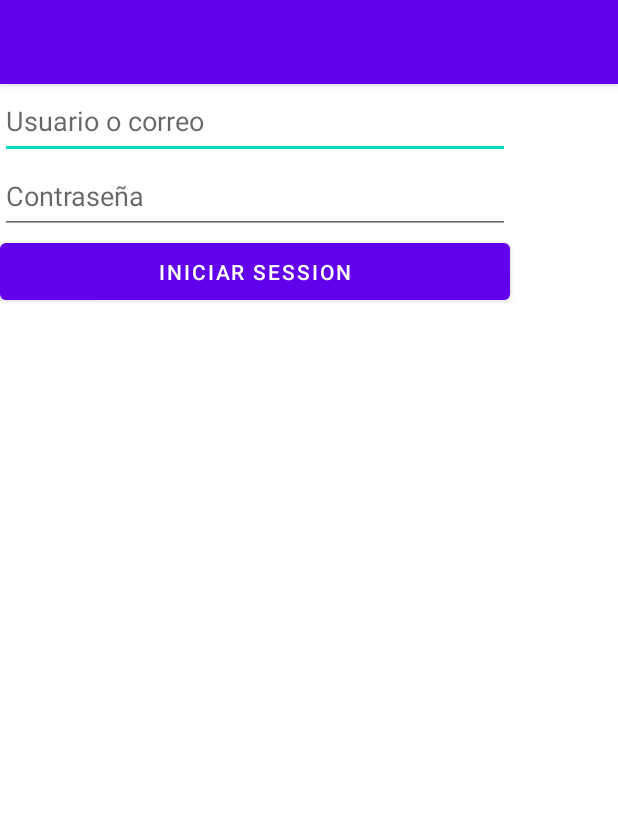
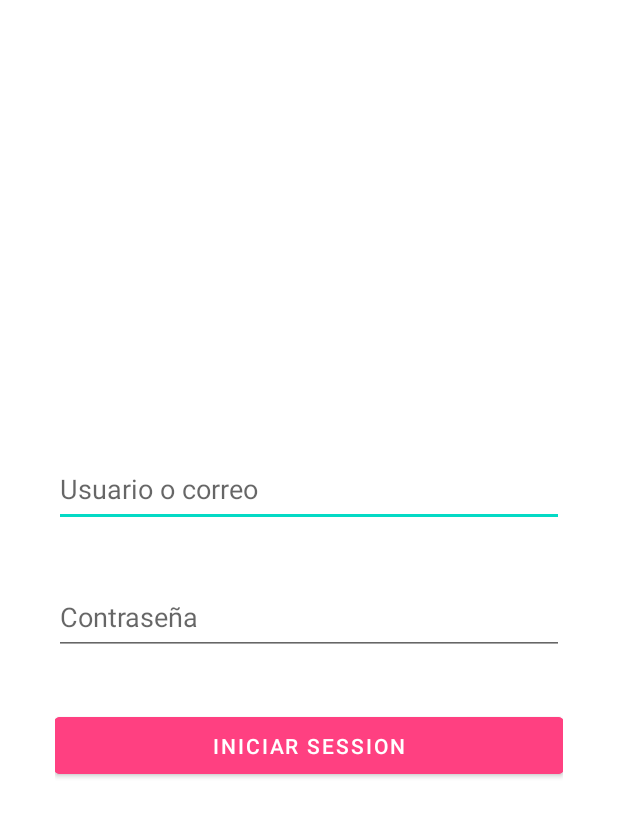
Before and after one commit to REW1420/android-rest, an Android app: the layout activity_login.xml on its own in the app's theme, with its tools: preview values and no code run, on a phone screen of 412 x 824 dp. Shown: the top 817 px of the screen. Run offline under Robolectric (Android 15) with nearby library versions, the phone set to English and light mode, and no system bars.

Commit message:
Segundo Commit, y creo que terminado

```diff
--- a/app/src/main/java/edu/udb/retrofitappcrud/AppConfig.kt
+++ b/app/src/main/java/edu/udb/retrofitappcrud/AppConfig.kt
@@ -3,6 +3,7 @@ package edu.udb.retrofitappcrud
     val baseUrl: String
         get() {
 //            return "http://10.0.2.2/api/"
-            return "http://192.168.1.79/"
+            //return "http://192.168.1.79/"
+            return "http://192.168.0.17/"
         }
  }
--- /dev/null
+++ b/app/src/main/res/color/bottom_nav_color.xml
@@ -0,0 +1,5 @@
+<?xml version="1.0" encoding="utf-8"?>
+<selector xmlns:android="http://schemas.android.com/apk/res/android">
+    <item android:state_checked="false" android:color="@color/black"/>
+    <item android:color="@color/rosadito"/>
+</selector>
--- /dev/null
+++ b/app/src/main/res/color/bottom_nav_color2.xml
@@ -0,0 +1,5 @@
+<?xml version="1.0" encoding="utf-8"?>
+<selector xmlns:android="http://schemas.android.com/apk/res/android">
+    <item android:state_checked="true" android:color="@color/black"/>
+    <item android:color="@color/rosadito"/>
+</selector>
--- /dev/null
+++ b/app/src/main/res/drawable/navigation_bar_txt_color.xml
@@ -0,0 +1,5 @@
+<?xml version="1.0" encoding="utf-8"?>
+<selector xmlns:android="http://schemas.android.com/apk/res/android">
+    <item android:state_pressed="true" android:drawable="@android:color/white"/>
+    <item android:drawable="@android:color/transparent"/>
+</selector>
--- a/app/src/main/res/layout/activity_login.xml
+++ b/app/src/main/res/layout/activity_login.xml
@@ -1,37 +1,29 @@
 <?xml version="1.0" encoding="utf-8"?>
 <LinearLayout xmlns:android="http://schemas.android.com/apk/res/android"
-    xmlns:app="http://schemas.android.com/apk/res-auto"
-    xmlns:tools="http://schemas.android.com/tools"
     android:layout_width="match_parent"
     android:layout_height="match_parent"
     android:orientation="vertical">
-
-    <com.google.android.material.appbar.AppBarLayout
-        android:layout_width="match_parent"
-        android:layout_height="wrap_content"
-        android:theme="@style/Theme.RetrofitAppCrud.AppBarOverlay">
-
-        <androidx.appcompat.widget.Toolbar
-            android:id="@+id/toolbar"
-            android:layout_width="match_parent"
-            android:layout_height="?attr/actionBarSize"
-            android:background="?attr/colorPrimary"
-            app:popupTheme="@style/Theme.RetrofitAppCrud.PopupOverlay" />
-
-    </com.google.android.material.appbar.AppBarLayout>
-
 
     <LinearLayout
         android:layout_width="match_parent"
         android:layout_height="match_parent"
         android:orientation="vertical"
-        >
+        android:gravity="center">
+
+        <LinearLayout
+            android:layout_width="wrap_content"
+            android:layout_height="wrap_content"
+            android:orientation="vertical"
+            android:gravity="center"
+            android:padding="-25dp">
 
         <EditText
             android:id="@+id/correo"
             android:layout_width="340dp"
             android:layout_height="50dp"
             android:hint="Usuario o correo"
+            android:layout_marginBottom="35dp"
+
             />
 
         <EditText
@@ -39,6 +31,7 @@
             android:layout_width="340dp"
             android:layout_height="50dp"
             android:hint="Contraseña"
+            android:layout_marginBottom="35dp"
             />
 
         <Button
@@ -46,14 +39,9 @@
             android:layout_width="340dp"
             android:layout_height="50dp"
             android:text="Iniciar session"
-            />
-
-
-
-
+            android:backgroundTint="@color/rosadito"/>
 
     </LinearLayout>
-
-
+    </LinearLayout>
 
 </LinearLayout>
--- a/app/src/main/res/layout/activity_profesor.xml
+++ b/app/src/main/res/layout/activity_profesor.xml
@@ -12,7 +12,7 @@
         android:layout_width="wrap_content"
         android:layout_height="56dp"
         android:layout_gravity="bottom|end"
-        android:layout_marginEnd="25dp"
+        android:layout_marginEnd="-15dp"
         android:layout_marginBottom="100dp"
         android:clickable="true"
         android:contentDescription="TODO"
@@ -42,6 +42,10 @@
         app:layout_constraintBottom_toBottomOf="parent"
         app:layout_constraintEnd_toEndOf="parent"
         app:layout_constraintStart_toStartOf="parent"
+        app:itemBackground="@drawable/navigation_bar_txt_color"
+        app:itemIconTint="@color/bottom_nav_color2"
+        app:itemTextColor="@color/bottom_nav_color2"
+
         app:menu="@menu/bottom_nav"/>
 
 </androidx.constraintlayout.widget.ConstraintLayout>
--- a/app/src/main/res/values/colors.xml
+++ b/app/src/main/res/values/colors.xml
@@ -9,4 +9,6 @@
     <color name="white">#FFFFFFFF</color>
     <color name="colorSplashScreen">#465f7e</color>
 
+    <color name="rosadito">#FF4081</color>
+
 </resources>
--- a/app/src/main/res/values/themes.xml
+++ b/app/src/main/res/values/themes.xml
@@ -2,8 +2,9 @@
     <!-- Base application theme. -->
     <style name="Theme.RetrofitAppCrud" parent="Theme.MaterialComponents.DayNight.DarkActionBar">
         <!-- Primary brand color. -->
-        <item name="colorPrimary">@color/purple_500</item>
-        <item name="colorPrimaryVariant">@color/purple_700</item>
+        <item name="colorPrimary">@color/rosadito</item>
+        <item name="colorPrimaryVariant">@color/rosadito</item>
+
         <item name="colorOnPrimary">@color/white</item>
         <!-- Secondary brand color. -->
         <item name="colorSecondary">@color/teal_200</item>
@@ -15,13 +16,14 @@
 
     </style>
 
+    <style name="BottomNavThem" parent="Theme.MaterialComponents.Light.NoActionBar">
+        <item name="colorPrimary">@color/rosadito</item>
+    </style>
+
     <style name="Theme.RetrofitAppCrud.NoActionBar">
         <item name="windowActionBar">false</item>
         <item name="windowNoTitle">true</item>
     </style>
-
-
-
 
     <style name="Theme.RetrofitAppCrud.AppBarOverlay" parent="ThemeOverlay.AppCompat.Dark.ActionBar" />
 
```
Also changed, not shown: app/src/main/AndroidManifest.xml (+3 -5 lines), app/src/main/res/layout/activity_main.xml (+10 -3 lines).
